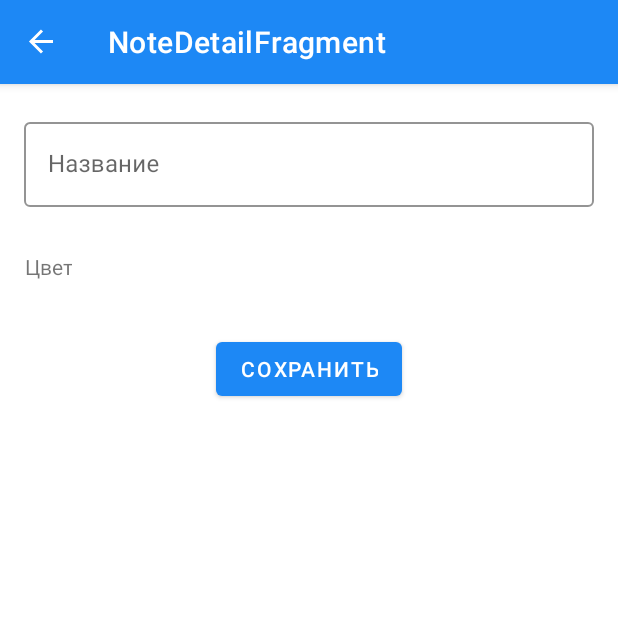
After one commit to AndrewButch/Note_Everything, an Android app: the NoteDetailFragment screen opened through its navigation route, on a phone screen of 412 x 824 dp, the top half of it. The commit adds this screen. Run offline under Robolectric (Android 15) with nearby library versions, the phone set to English and light mode, and no system bars; our stand-ins replace Dagger/Hilt's generated code, navigation-ui.

Commit message:
Added NoteDetailFragment.kt and NoteListDetailFragment.kt

```diff
--- a/app/src/main/java/com/andrewbutch/noteeverything/di/ActivityBuildersModule.kt
+++ b/app/src/main/java/com/andrewbutch/noteeverything/di/ActivityBuildersModule.kt
@@ -1,6 +1,6 @@
 package com.andrewbutch.noteeverything.di
 
-import com.andrewbutch.noteeverything.di.main.MainFragmentBuildersModule
+import com.andrewbutch.noteeverything.di.main.MainFragmentsBuilderModule
 import com.andrewbutch.noteeverything.framework.ui.MainActivity
 import dagger.Module
 import dagger.android.ContributesAndroidInjector
@@ -13,7 +13,7 @@ import kotlinx.coroutines.FlowPreview
 abstract class ActivityBuildersModule {
 
     @ContributesAndroidInjector(
-        modules = [MainFragmentBuildersModule::class]
+        modules = [MainFragmentsBuilderModule::class]
     )
     abstract fun contributeMainActivity(): MainActivity
 
--- a/app/src/main/java/com/andrewbutch/noteeverything/framework/ui/MainActivity.kt
+++ b/app/src/main/java/com/andrewbutch/noteeverything/framework/ui/MainActivity.kt
@@ -3,6 +3,10 @@ package com.andrewbutch.noteeverything.framework.ui
 import android.os.Bundle
 import android.widget.Toast
 import androidx.appcompat.app.ActionBarDrawerToggle
+import androidx.core.os.bundleOf
+import androidx.core.view.GravityCompat
+import androidx.navigation.findNavController
+import androidx.navigation.ui.NavigationUI
 import androidx.recyclerview.widget.LinearLayoutManager
 import com.andrewbutch.noteeverything.R
 import com.andrewbutch.noteeverything.business.domain.model.NoteList
@@ -34,17 +38,18 @@ class MainActivity : DaggerAppCompatActivity(), NavMenuAdapter.Interaction {
         // Toolbar
         setSupportActionBar(toolbar)
         setupNavDrawer()
+
     }
 
     private fun setupNavDrawer() {
         // Toggle listener
         val toggle = ActionBarDrawerToggle(
             this,
-            drawer_layout,
+            drawer,
             toolbar,
             R.string.navigation_drawer_open, R.string.navigation_drawer_close
         )
-        drawer_layout.addDrawerListener(toggle)
+        drawer.addDrawerListener(toggle)
         toggle.syncState()
 
         // button "add list"
@@ -57,6 +62,12 @@ class MainActivity : DaggerAppCompatActivity(), NavMenuAdapter.Interaction {
             adapter = navMenuAdapter
         }
         navMenuAdapter.submitList(noteListFactory.createMultipleNoteList(20))
+
+        NavigationUI.setupActionBarWithNavController(
+            this,
+            findNavController(R.id.navHostFragmentContainer),
+            drawer
+        )
     }
 
     private fun showToast(msg: String) {
@@ -65,6 +76,28 @@ class MainActivity : DaggerAppCompatActivity(), NavMenuAdapter.Interaction {
 
     override fun onItemSelected(position: Int, item: NoteList) {
         showToast("Clicked $position, title: ${item.title}")
+        navToNoteDetail(item)
     }
 
+    override fun onSupportNavigateUp(): Boolean {
+        return NavigationUI.navigateUp(findNavController(R.id.navHostFragmentContainer), drawer)
+    }
+
+    override fun onBackPressed() {
+        if (drawer.isDrawerOpen(GravityCompat.START)) {
+            drawer.closeDrawer(GravityCompat.START)
+        } else {
+            super.onBackPressed()
+        }
+    }
+    private fun navToNoteDetail(selectedNoteList: NoteList) {
+        val bundle = bundleOf("NOTE_LIST_DETAIL_SELECTED_NOTE_BUNDLE_KEY" to selectedNoteList)
+        findNavController(R.id.navHostFragmentContainer).navigate(
+            R.id.action_notesFragment_to_noteListDetailFragment,
+            bundle
+        )
+    }
+
+
+
 }
--- /dev/null
+++ b/app/src/main/java/com/andrewbutch/noteeverything/framework/ui/notedetail/NoteDetailFragment.kt
@@ -0,0 +1,41 @@
+package com.andrewbutch.noteeverything.framework.ui.notedetail
+
+import android.graphics.Color
+import android.os.Bundle
+import android.view.LayoutInflater
+import android.view.View
+import android.view.ViewGroup
+import android.widget.TextView
+import android.widget.Toast
+import com.andrewbutch.noteeverything.R
+import com.andrewbutch.noteeverything.business.domain.model.Note
+import dagger.android.support.DaggerFragment
+import kotlinx.android.synthetic.main.fragment_note_detail.*
+
+class NoteDetailFragment : DaggerFragment() {
+
+    override fun onCreateView(
+        inflater: LayoutInflater, container: ViewGroup?,
+        savedInstanceState: Bundle?
+    ): View? {
+        return inflater.inflate(R.layout.fragment_note_detail, container, false)
+    }
+
+    override fun onViewCreated(view: View, savedInstanceState: Bundle?) {
+        getSelectedNoteListFromArguments()
+    }
+
+    private fun getSelectedNoteListFromArguments() {
+        arguments?.let { args ->
+            val noteList = args.getParcelable("NOTE_DETAIL_SELECTED_NOTE_BUNDLE_KEY") as Note?
+            noteList?.let {
+                noteTitle.setText(it.title, TextView.BufferType.EDITABLE)
+                noteColorPicker.setBackgroundColor(Color.parseColor(it.color))
+            }
+        }
+    }
+
+    private fun showToast(msg: String) {
+        Toast.makeText(requireContext(), msg, Toast.LENGTH_SHORT).show()
+    }
+}
--- a/app/src/main/res/layout/activity_main.xml
+++ b/app/src/main/res/layout/activity_main.xml
@@ -1,7 +1,7 @@
 <?xml version="1.0" encoding="utf-8"?>
 <androidx.drawerlayout.widget.DrawerLayout xmlns:android="http://schemas.android.com/apk/res/android"
     xmlns:tools="http://schemas.android.com/tools"
-    android:id="@+id/drawer_layout"
+    android:id="@+id/drawer"
     android:layout_width="match_parent"
     android:layout_height="match_parent"
     android:fitsSystemWindows="true"
--- /dev/null
+++ b/app/src/main/res/layout/fragment_note_detail.xml
@@ -0,0 +1,67 @@
+<?xml version="1.0" encoding="utf-8"?>
+<LinearLayout xmlns:android="http://schemas.android.com/apk/res/android"
+    xmlns:app="http://schemas.android.com/apk/res-auto"
+    android:layout_width="match_parent"
+    android:layout_height="match_parent"
+    android:layout_marginTop="20dp"
+    android:orientation="vertical"
+    android:paddingLeft="16dp"
+    android:paddingRight="16dp">
+
+    <com.google.android.material.textfield.TextInputLayout
+        style="@style/Widget.MaterialComponents.TextInputLayout.OutlinedBox"
+        android:layout_width="match_parent"
+        android:layout_height="wrap_content"
+        android:hint="@string/note_title_hint"
+        app:boxStrokeColor="@color/colorPrimary">
+
+        <com.google.android.material.textfield.TextInputEditText
+            android:id="@+id/noteTitle"
+            android:layout_width="match_parent"
+            android:layout_height="wrap_content"
+            android:focusable="true"
+            android:focusableInTouchMode="true"
+            android:imeOptions="actionDone"
+            android:inputType="textShortMessage|text"
+            android:singleLine="true" />
+
+    </com.google.android.material.textfield.TextInputLayout>
+
+
+    <LinearLayout
+        android:layout_width="match_parent"
+        android:layout_height="48dp"
+        android:layout_gravity="center_horizontal"
+        android:layout_marginTop="16dp"
+        android:orientation="horizontal">
+
+
+        <TextView
+            android:id="@+id/textView3"
+            android:layout_width="wrap_content"
+            android:layout_height="match_parent"
+            android:layout_gravity="center_vertical"
+            android:gravity="center"
+            android:text="@string/color_text" />
+
+        <FrameLayout
+            android:id="@+id/noteColorPicker"
+            android:layout_width="48dp"
+            android:layout_height="48dp"
+            android:layout_marginStart="16dp"
+            android:background="@color/background">
+
+        </FrameLayout>
+
+    </LinearLayout>
+
+    <com.google.android.material.button.MaterialButton
+        android:id="@+id/saveBtn"
+        style="@style/Widget.MaterialComponents.Button"
+        android:layout_width="wrap_content"
+        android:layout_height="wrap_content"
+        android:layout_gravity="center_horizontal"
+        android:layout_marginTop="20dp"
+        android:text="@string/save_btn_text" />
+
+</LinearLayout>
--- a/app/src/main/res/layout/main_container.xml
+++ b/app/src/main/res/layout/main_container.xml
@@ -25,7 +25,7 @@
     </com.google.android.material.appbar.AppBarLayout>
 
     <ProgressBar
-        android:id="@+id/main_progress_bar"
+        android:id="@+id/progressBar"
         android:layout_width="wrap_content"
         android:layout_height="wrap_content"
         android:visibility="gone"
@@ -37,7 +37,7 @@
 
 
     <fragment
-        android:id="@+id/nav_host_fragment_container"
+        android:id="@+id/navHostFragmentContainer"
         android:name="androidx.navigation.fragment.NavHostFragment"
         android:layout_width="match_parent"
         android:layout_height="match_parent"
--- a/app/src/main/res/navigation/nav_graph.xml
+++ b/app/src/main/res/navigation/nav_graph.xml
@@ -9,5 +9,34 @@
         android:id="@+id/notesFragment"
         android:name="com.andrewbutch.noteeverything.framework.ui.notes.NotesFragment"
         android:label="notes_fragment"
-        tools:layout="@layout/notes_fragment" />
+        tools:layout="@layout/notes_fragment" >
+        <action
+            android:id="@+id/action_notesFragment_to_noteListDetailFragment"
+            app:destination="@id/noteListDetailFragment"
+            />
+        <action
+            android:id="@+id/action_notesFragment_to_noteDetailFragment"
+            app:destination="@id/noteDetailFragment" />
+    </fragment>
+    <fragment
+        android:id="@+id/noteListDetailFragment"
+        android:name="com.andrewbutch.noteeverything.framework.ui.notelistdetail.NoteListDetailFragment"
+        android:label="NoteListDetailFragment" >
+        <action
+            android:id="@+id/action_noteListDetailFragment_to_notesFragment"
+            app:destination="@id/notesFragment"
+            app:popUpTo="@id/notesFragment"
+            app:popUpToInclusive="true"/>
+    </fragment>
+
+    <fragment
+        android:id="@+id/noteDetailFragment"
+        android:name="com.andrewbutch.noteeverything.framework.ui.notedetail.NoteDetailFragment"
+        android:label="NoteDetailFragment" >
+        <action
+            android:id="@+id/action_noteDetailFragment_to_notesFragment"
+            app:destination="@id/notesFragment"
+            app:popUpTo="@id/notesFragment"
+            app:popUpToInclusive="true"/>
+    </fragment>
 </navigation>
--- a/app/src/main/res/values/colors.xml
+++ b/app/src/main/res/values/colors.xml
@@ -6,7 +6,7 @@
     <color name="colorSecondaryVariant">#A81E14</color>
     <color name="colorAccent">#E2F54E</color>
 
-    <color name="background">#fff</color>
+    <color name="background">#FFFFFF</color>
     <color name="error">#B00020</color>
 
     <color name="fab">#F44336</color>
--- a/app/src/main/res/values/strings.xml
+++ b/app/src/main/res/values/strings.xml
@@ -12,7 +12,13 @@
     <string name="title_activity_main">MainActivity</string>
     <string name="action_settings">Settings</string>
 
-    <string name="menu_home">Home</string>
-    <string name="menu_gallery">Gallery</string>
-    <string name="menu_slideshow">Slideshow</string>
+    <!-- Note list detail fragment -->
+    <string name="list_title_hint">Название</string>
+    <string name="save_btn_text">Сохранить</string>
+    <string name="color_text">Цвет</string>
+
+    <!-- Note detail fragment -->
+    <string name="note_title_hint">Название</string>
+
+
 </resources>
```
Also changed, not shown: app/src/main/java/com/andrewbutch/noteeverything/di/main/MainFragmentBuildersModule.kt (deleted, +0 -12 lines), app/src/main/java/com/andrewbutch/noteeverything/di/main/MainFragmentsBuilderModule.kt (added, +20 -0 lines), app/src/main/java/com/andrewbutch/noteeverything/framework/ui/notelistdetail/NoteListDetailFragment.kt (added, +41 -0 lines), app/src/main/java/com/andrewbutch/noteeverything/framework/ui/notes/NotesFragment.kt (+11 -0 lines), app/src/main/res/layout/fragment_note_list_detail.xml (added, +67 -0 lines).
